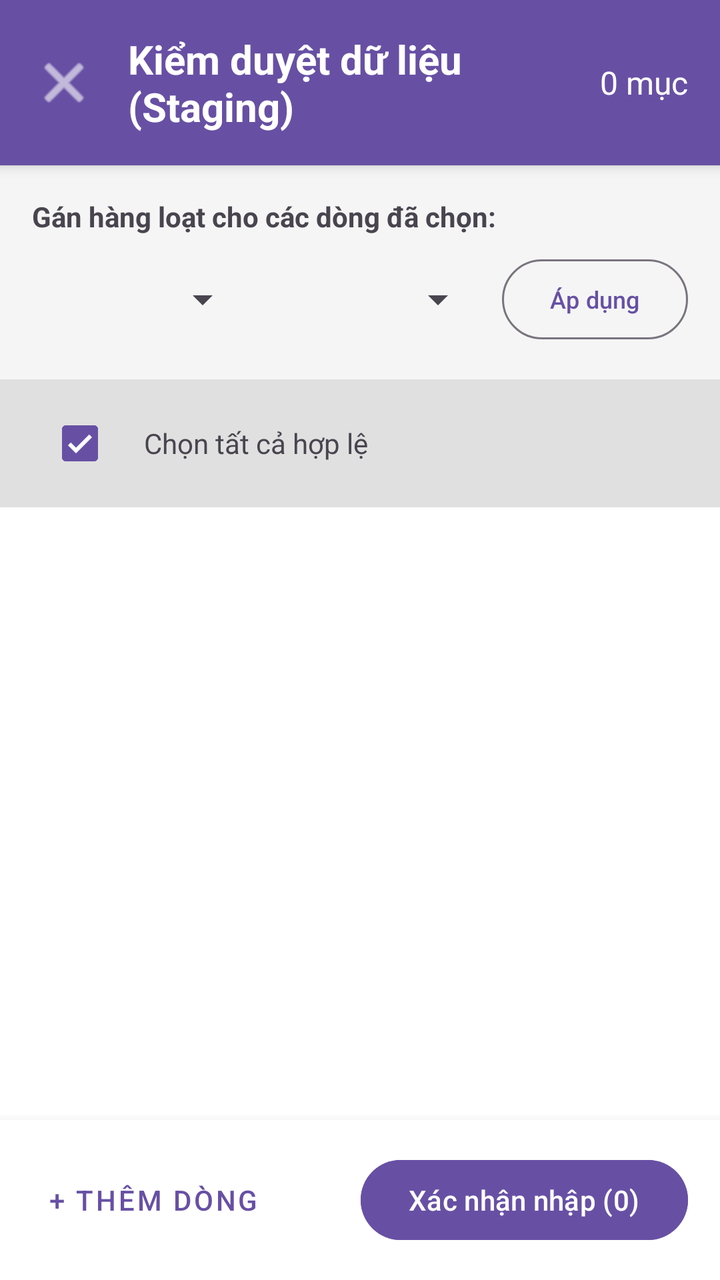
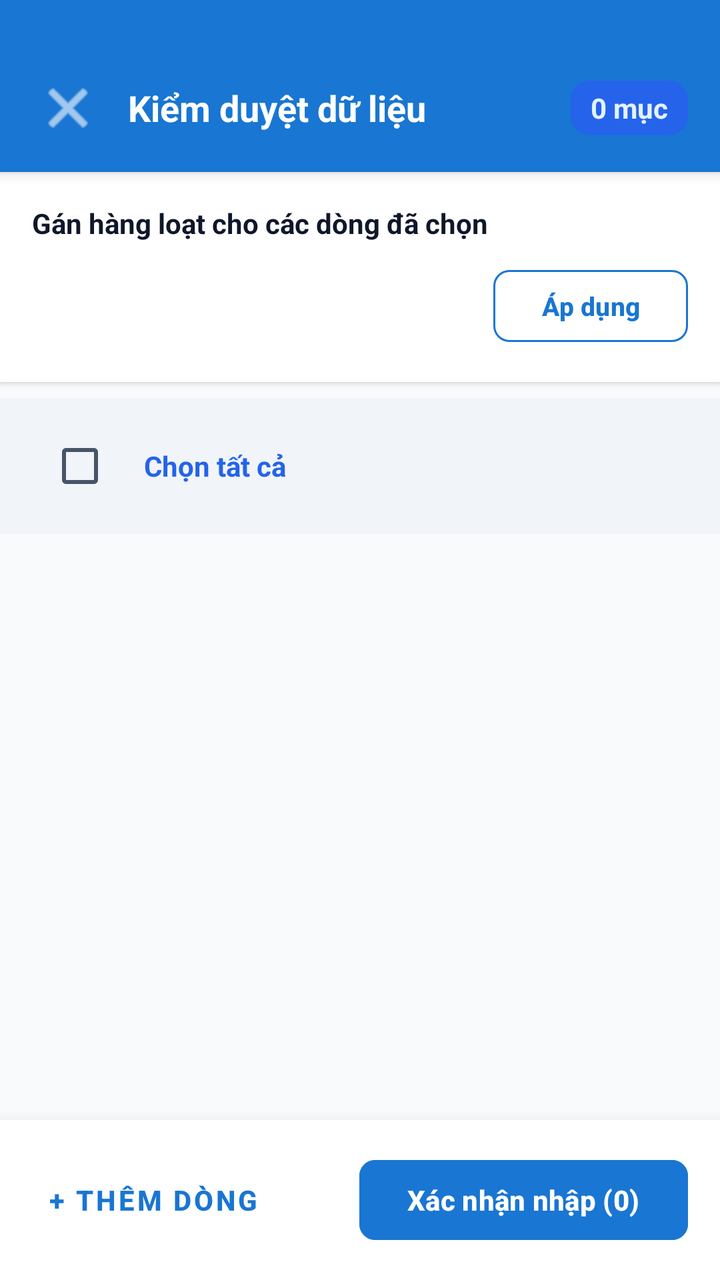

The first picture is an Android layout as it rendered before a commit; the second is the same layout after the commit. The layout source and the unified diff follow.
<!-- AndroidManifest.xml: application theme Theme.LectuPlan -->
<!-- res/layout/dialog_staging_import.xml -->
<?xml version="1.0" encoding="utf-8"?>
<LinearLayout xmlns:android="http://schemas.android.com/apk/res/android"
    xmlns:app="http://schemas.android.com/apk/res-auto"
    android:layout_width="match_parent"
    android:layout_height="match_parent"
    android:orientation="vertical"
    android:background="@android:color/white">

    
    <LinearLayout
        android:layout_width="match_parent"
        android:layout_height="wrap_content"
        android:background="?attr/colorPrimary"
        android:elevation="4dp"
        android:orientation="horizontal"
        android:padding="16dp"
        android:gravity="center_vertical">

        <ImageButton
            android:id="@+id/btnCloseStaging"
            android:layout_width="wrap_content"
            android:layout_height="wrap_content"
            android:background="?attr/selectableItemBackgroundBorderless"
            android:src="@android:drawable/ic_menu_close_clear_cancel"
            app:tint="@android:color/white"
            android:contentDescription="Đóng" />

        <TextView
            android:layout_width="0dp"
            android:layout_height="wrap_content"
            android:layout_weight="1"
            android:text="Kiểm duyệt dữ liệu (Staging)"
            android:textColor="@android:color/white"
            android:textSize="20sp"
            android:textStyle="bold"
            android:layout_marginStart="16dp"/>

        <TextView
            android:id="@+id/tvStagingTotalCount"
            android:layout_width="wrap_content"
            android:layout_height="wrap_content"
            android:text="0 mục"
            android:textColor="@android:color/white"
            android:textSize="16sp"/>
    </LinearLayout>

    
    <LinearLayout
        android:layout_width="match_parent"
        android:layout_height="wrap_content"
        android:orientation="vertical"
        android:padding="16dp"
        android:background="#F5F5F5">

        <TextView
            android:layout_width="wrap_content"
            android:layout_height="wrap_content"
            android:text="Gán hàng loạt cho các dòng đã chọn:"
            android:textStyle="bold"
            android:layout_marginBottom="8dp"/>

        <LinearLayout
            android:layout_width="match_parent"
            android:layout_height="wrap_content"
            android:orientation="horizontal"
            android:gravity="center_vertical">

            <Spinner
                android:id="@+id/spStagingSchool"
                android:layout_width="0dp"
                android:layout_height="wrap_content"
                android:layout_weight="1"
                android:layout_marginEnd="8dp"/>

            <Spinner
                android:id="@+id/spStagingCategory"
                android:layout_width="0dp"
                android:layout_height="wrap_content"
                android:layout_weight="1"
                android:layout_marginEnd="8dp"/>

            <Button
                android:id="@+id/btnApplyBulk"
                android:layout_width="wrap_content"
                android:layout_height="wrap_content"
                android:text="Áp dụng"
                android:textSize="12sp"
                style="?attr/materialButtonOutlinedStyle"/>
        </LinearLayout>
    </LinearLayout>

    
    <LinearLayout
        android:layout_width="match_parent"
        android:layout_height="wrap_content"
        android:orientation="horizontal"
        android:paddingHorizontal="16dp"
        android:paddingVertical="8dp"
        android:gravity="center_vertical"
        android:background="#E0E0E0">
        <CheckBox
            android:id="@+id/cbSelectAllStaging"
            android:layout_width="wrap_content"
            android:layout_height="wrap_content"
            android:checked="true"/>
        <TextView
            android:layout_width="wrap_content"
            android:layout_height="wrap_content"
            android:text="Chọn tất cả hợp lệ"
            android:layout_marginStart="8dp"/>
    </LinearLayout>

    <androidx.recyclerview.widget.RecyclerView
        android:id="@+id/rvStagingEvents"
        android:layout_width="match_parent"
        android:layout_height="0dp"
        android:layout_weight="1"
        android:clipToPadding="false"
        android:paddingBottom="80dp"/>

    
    <LinearLayout
        android:layout_width="match_parent"
        android:layout_height="wrap_content"
        android:orientation="horizontal"
        android:background="@android:color/white"
        android:elevation="8dp"
        android:padding="16dp"
        android:gravity="center_vertical">

        <Button
            android:id="@+id/btnAddRowStaging"
            android:layout_width="wrap_content"
            android:layout_height="wrap_content"
            android:text="+ Thêm dòng"
            style="@style/Widget.MaterialComponents.Button.TextButton"/>

        <Space
            android:layout_width="0dp"
            android:layout_height="wrap_content"
            android:layout_weight="1"/>

        <Button
            android:id="@+id/btnConfirmImportStaging"
            android:layout_width="wrap_content"
            android:layout_height="wrap_content"
            android:text="Xác nhận nhập (0)"
            android:backgroundTint="?attr/colorPrimary"/>
    </LinearLayout>
</LinearLayout>
<!-- resources referenced by this layout -->
<resources>
  <style name="Theme.LectuPlan" parent="Base.Theme.LectuPlan" />
  <style name="Base.Theme.LectuPlan" parent="Theme.Material3.DayNight.NoActionBar">
          <item name="android:windowBackground">@color/window_background</item>
          <item name="colorSurface">@color/surface_card</item>
          <item name="colorOnSurface">@color/text_primary</item>
          <item name="colorSurfaceVariant">@color/surface_card_secondary</item>
          <item name="colorOnSurfaceVariant">@color/text_secondary</item>
          <item name="elevationOverlayEnabled">false</item>
          
          <item name="android:windowLightStatusBar" tools:targetApi="23">true</item>
          <item name="android:windowLightNavigationBar" tools:targetApi="27">true</item>
      </style>
  <color name="window_background">#F8FAFC</color>
  <color name="surface_card">#FFFFFF</color>
  <color name="text_primary">#0F172A</color>
  <color name="surface_card_secondary">#F1F5F9</color>
  <color name="text_secondary">#475569</color>
</resources>

<!-- the commit's change to res/layout/dialog_staging_import.xml (unified diff, before → after) -->
@@ -4,22 +4,25 @@
     android:layout_width="match_parent"
     android:layout_height="match_parent"
     android:orientation="vertical"
-    android:background="@android:color/white">
+    android:background="@color/window_background">
 
     
     <LinearLayout
+        android:id="@+id/layoutStagingImportTopBar"
         android:layout_width="match_parent"
         android:layout_height="wrap_content"
-        android:background="?attr/colorPrimary"
+        android:background="#1976D2"
         android:elevation="4dp"
         android:orientation="horizontal"
-        android:padding="16dp"
+        android:paddingHorizontal="16dp"
+        android:paddingTop="36dp"
+        android:paddingBottom="14dp"
         android:gravity="center_vertical">
 
         <ImageButton
             android:id="@+id/btnCloseStaging"
-            android:layout_width="wrap_content"
-            android:layout_height="wrap_content"
+            android:layout_width="36dp"
+            android:layout_height="36dp"
             android:background="?attr/selectableItemBackgroundBorderless"
             android:src="@android:drawable/ic_menu_close_clear_cancel"
             app:tint="@android:color/white"
@@ -29,19 +32,25 @@
             android:layout_width="0dp"
             android:layout_height="wrap_content"
             android:layout_weight="1"
-            android:text="Kiểm duyệt dữ liệu (Staging)"
+            android:text="Kiểm duyệt dữ liệu"
             android:textColor="@android:color/white"
-            android:textSize="20sp"
+            android:textSize="18sp"
             android:textStyle="bold"
-            android:layout_marginStart="16dp"/>
+            android:singleLine="true"
+            android:ellipsize="end"
+            android:layout_marginStart="12dp"/>
 
         <TextView
             android:id="@+id/tvStagingTotalCount"
             android:layout_width="wrap_content"
             android:layout_height="wrap_content"
             android:text="0 mục"
-            android:textColor="@android:color/white"
-            android:textSize="16sp"/>
+            android:textColor="#E3F2FD"
+            android:textSize="14sp"
+            android:textStyle="bold"
+            android:background="@drawable/bg_btn_pill_blue"
+            android:paddingHorizontal="10dp"
+            android:paddingVertical="4dp"/>
     </LinearLayout>
 
     
@@ -50,14 +59,17 @@
         android:layout_height="wrap_content"
         android:orientation="vertical"
         android:padding="16dp"
-        android:background="#F5F5F5">
+        android:background="@color/surface_card"
+        android:elevation="2dp">
 
         <TextView
             android:layout_width="wrap_content"
             android:layout_height="wrap_content"
-            android:text="Gán hàng loạt cho các dòng đã chọn:"
+            android:text="Gán hàng loạt cho các dòng đã chọn"
+            android:textColor="@color/text_primary"
+            android:textSize="14sp"
             android:textStyle="bold"
-            android:layout_marginBottom="8dp"/>
+            android:layout_marginBottom="10dp"/>
 
         <LinearLayout
             android:layout_width="match_parent"
@@ -68,23 +80,32 @@
             <Spinner
                 android:id="@+id/spStagingSchool"
                 android:layout_width="0dp"
-                android:layout_height="wrap_content"
+                android:layout_height="44dp"
                 android:layout_weight="1"
-                android:layout_marginEnd="8dp"/>
+                android:layout_marginEnd="8dp"
+                android:background="@drawable/bg_chip_unselected"
+                android:paddingHorizontal="8dp"/>
 
             <Spinner
                 android:id="@+id/spStagingCategory"
                 android:layout_width="0dp"
-                android:layout_height="wrap_content"
+                android:layout_height="44dp"
                 android:layout_weight="1"
-                android:layout_marginEnd="8dp"/>
+                android:layout_marginEnd="8dp"
+                android:background="@drawable/bg_chip_unselected"
+                android:paddingHorizontal="8dp"/>
 
             <Button
                 android:id="@+id/btnApplyBulk"
                 android:layout_width="wrap_content"
-                android:layout_height="wrap_content"
+                android:layout_height="44dp"
                 android:text="Áp dụng"
-                android:textSize="12sp"
+                android:textColor="#1976D2"
+                android:textSize="13sp"
+                android:textStyle="bold"
+                app:strokeColor="#1976D2"
+                app:strokeWidth="1dp"
+                app:cornerRadius="8dp"
                 style="?attr/materialButtonOutlinedStyle"/>
         </LinearLayout>
     </LinearLayout>
@@ -95,18 +116,24 @@
         android:layout_height="wrap_content"
         android:orientation="horizontal"
         android:paddingHorizontal="16dp"
-        android:paddingVertical="8dp"
+        android:paddingVertical="10dp"
         android:gravity="center_vertical"
-        android:background="#E0E0E0">
+        android:background="@color/surface_card_secondary"
+        android:layout_marginTop="8dp">
+
         <CheckBox
             android:id="@+id/cbSelectAllStaging"
             android:layout_width="wrap_content"
             android:layout_height="wrap_content"
-            android:checked="true"/>
+            android:theme="@style/ThemeOverlay.AppCompat.Light"/>
+
         <TextView
             android:layout_width="wrap_content"
             android:layout_height="wrap_content"
-            android:text="Chọn tất cả hợp lệ"
+            android:text="Chọn tất cả"
+            android:textColor="@color/accent_blue"
+            android:textSize="14sp"
+            android:textStyle="bold"
             android:layout_marginStart="8dp"/>
     </LinearLayout>
 
@@ -116,6 +143,7 @@
         android:layout_height="0dp"
         android:layout_weight="1"
         android:clipToPadding="false"
+        android:paddingVertical="8dp"
         android:paddingBottom="80dp"/>
 
     
@@ -123,16 +151,18 @@
         android:layout_width="match_parent"
         android:layout_height="wrap_content"
         android:orientation="horizontal"
-        android:background="@android:color/white"
-        android:elevation="8dp"
+        android:background="@color/surface_card"
+        android:elevation="12dp"
         android:padding="16dp"
         android:gravity="center_vertical">
 
         <Button
             android:id="@+id/btnAddRowStaging"
             android:layout_width="wrap_content"
-            android:layout_height="wrap_content"
+            android:layout_height="48dp"
             android:text="+ Thêm dòng"
+            android:textColor="#1976D2"
+            android:textStyle="bold"
             style="@style/Widget.MaterialComponents.Button.TextButton"/>
 
         <Space
@@ -143,8 +173,11 @@
         <Button
             android:id="@+id/btnConfirmImportStaging"
             android:layout_width="wrap_content"
-            android:layout_height="wrap_content"
+            android:layout_height="48dp"
             android:text="Xác nhận nhập (0)"
-            android:backgroundTint="?attr/colorPrimary"/>
+            android:textColor="@android:color/white"
+            android:textStyle="bold"
+            app:cornerRadius="8dp"
+            android:backgroundTint="#1976D2"/>
     </LinearLayout>
 </LinearLayout>
<!-- resource entries referenced after the edit -->
@@ -1,5 +1,6 @@
 <!-- resources referenced by this layout -->
 <resources>
+  <color name="accent_blue">#2563EB</color>
   <style name="Theme.LectuPlan" parent="Base.Theme.LectuPlan" />
   <style name="Base.Theme.LectuPlan" parent="Theme.Material3.DayNight.NoActionBar">
           <item name="android:windowBackground">@color/window_background</item>
@@ -13,6 +14,20 @@
           <item name="android:windowLightNavigationBar" tools:targetApi="27">true</item>
       </style>
   <color name="window_background">#F8FAFC</color>
+  <!-- drawable bg_btn_pill_blue (drawable) -->
+  <shape xmlns:android="http://schemas.android.com/apk/res/android"
+      android:shape="rectangle">
+      <solid android:color="#2563EB" />
+      <corners android:radius="9dp" />
+  </shape>
+  <!-- drawable bg_chip_unselected (drawable) -->
+  <?xml version="1.0" encoding="utf-8"?>
+  <shape xmlns:android="http://schemas.android.com/apk/res/android"
+      android:shape="rectangle">
+      <solid android:color="@android:color/transparent" />
+      <stroke android:width="0dp" android:color="@android:color/transparent" />
+      <corners android:radius="16dp" />
+  </shape>
   <color name="surface_card">#FFFFFF</color>
   <color name="text_primary">#0F172A</color>
   <color name="surface_card_secondary">#F1F5F9</color>
